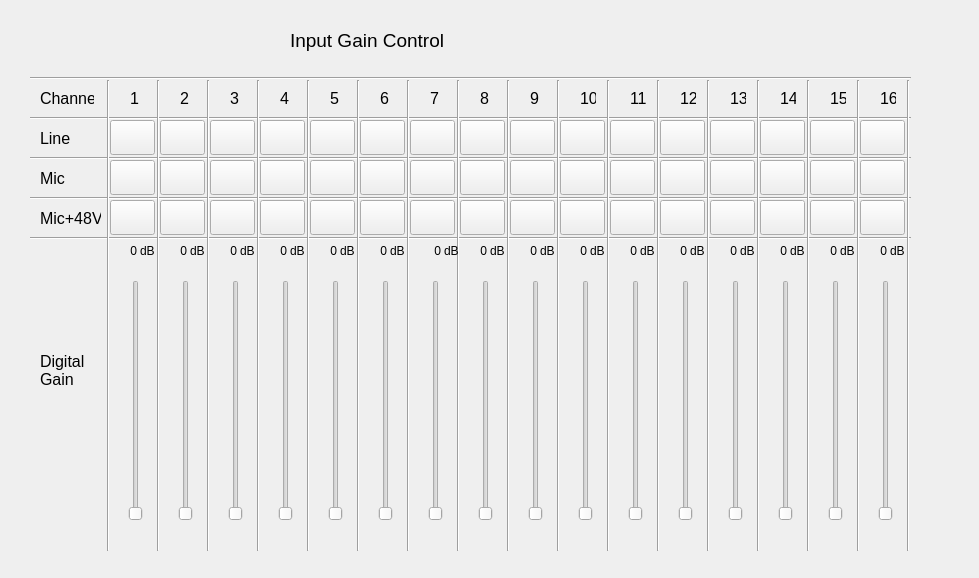
jpcstpj7281/gameseer, file ac1608/inputgainctrlwnd.ui: the form before one commit.
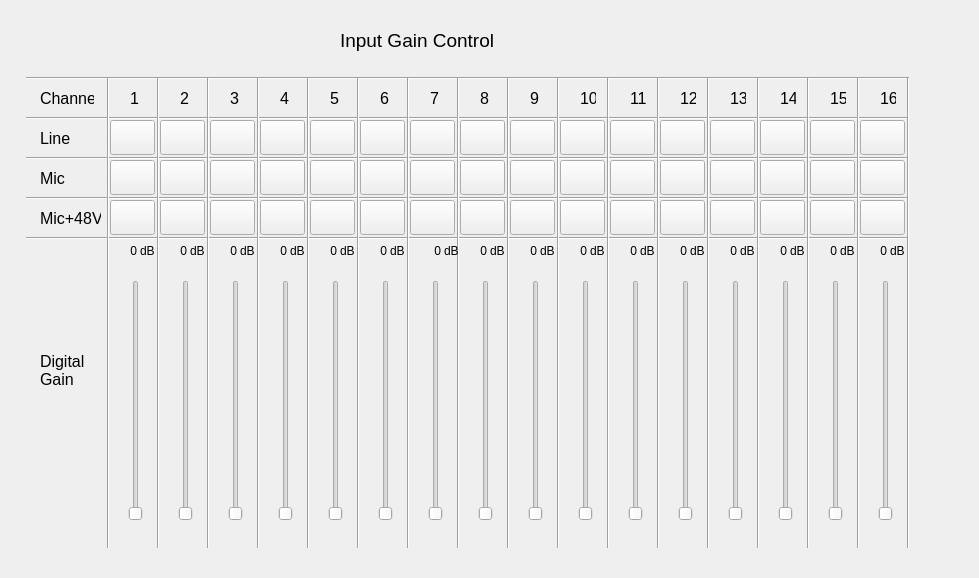
The form after the commit.

```diff
--- a/ac1608/inputgainctrlwnd.ui
+++ b/ac1608/inputgainctrlwnd.ui
@@ -16,7 +16,7 @@
   <widget class="QLabel" name="label">
    <property name="geometry">
     <rect>
-     <x>290</x>
+     <x>340</x>
      <y>30</y>
      <width>201</width>
      <height>21</height>
@@ -34,7 +34,7 @@
   <widget class="Line" name="line">
    <property name="geometry">
     <rect>
-     <x>30</x>
+     <x>26</x>
      <y>70</y>
      <width>881</width>
      <height>16</height>
@@ -426,7 +426,7 @@
   <widget class="Line" name="line_2">
    <property name="geometry">
     <rect>
-     <x>30</x>
+     <x>26</x>
      <y>110</y>
      <width>881</width>
      <height>16</height>
@@ -439,7 +439,7 @@
   <widget class="Line" name="line_3">
    <property name="geometry">
     <rect>
-     <x>30</x>
+     <x>26</x>
      <y>150</y>
      <width>881</width>
      <height>16</height>
@@ -452,7 +452,7 @@
   <widget class="Line" name="line_4">
    <property name="geometry">
     <rect>
-     <x>30</x>
+     <x>26</x>
      <y>190</y>
      <width>881</width>
      <height>16</height>
@@ -465,7 +465,7 @@
   <widget class="Line" name="line_5">
    <property name="geometry">
     <rect>
-     <x>30</x>
+     <x>26</x>
      <y>230</y>
      <width>881</width>
      <height>16</height>
@@ -479,7 +479,7 @@
    <property name="geometry">
     <rect>
      <x>100</x>
-     <y>80</y>
+     <y>77</y>
      <width>16</width>
      <height>471</height>
     </rect>
@@ -492,7 +492,7 @@
    <property name="geometry">
     <rect>
      <x>150</x>
-     <y>80</y>
+     <y>77</y>
      <width>16</width>
      <height>471</height>
     </rect>
@@ -505,7 +505,7 @@
    <property name="geometry">
     <rect>
      <x>200</x>
-     <y>80</y>
+     <y>77</y>
      <width>16</width>
      <height>471</height>
     </rect>
@@ -518,7 +518,7 @@
    <property name="geometry">
     <rect>
      <x>250</x>
-     <y>80</y>
+     <y>77</y>
      <width>16</width>
      <height>471</height>
     </rect>
@@ -531,7 +531,7 @@
    <property name="geometry">
     <rect>
      <x>300</x>
-     <y>80</y>
+     <y>77</y>
      <width>16</width>
      <height>471</height>
     </rect>
@@ -544,7 +544,7 @@
    <property name="geometry">
     <rect>
      <x>350</x>
-     <y>80</y>
+     <y>77</y>
      <width>16</width>
      <height>471</height>
     </rect>
@@ -557,7 +557,7 @@
    <property name="geometry">
     <rect>
      <x>400</x>
-     <y>80</y>
+     <y>77</y>
      <width>16</width>
      <height>471</height>
     </rect>
@@ -570,7 +570,7 @@
    <property name="geometry">
     <rect>
      <x>500</x>
-     <y>80</y>
+     <y>77</y>
      <width>16</width>
      <height>471</height>
     </rect>
@@ -583,7 +583,7 @@
    <property name="geometry">
     <rect>
      <x>850</x>
-     <y>80</y>
+     <y>77</y>
      <width>16</width>
      <height>471</height>
     </rect>
@@ -596,7 +596,7 @@
    <property name="geometry">
     <rect>
      <x>550</x>
-     <y>80</y>
+     <y>77</y>
      <width>16</width>
      <height>471</height>
     </rect>
@@ -609,7 +609,7 @@
    <property name="geometry">
     <rect>
      <x>450</x>
-     <y>80</y>
+     <y>77</y>
      <width>16</width>
      <height>471</height>
     </rect>
@@ -622,7 +622,7 @@
    <property name="geometry">
     <rect>
      <x>700</x>
-     <y>80</y>
+     <y>77</y>
      <width>16</width>
      <height>471</height>
     </rect>
@@ -635,7 +635,7 @@
    <property name="geometry">
     <rect>
      <x>600</x>
-     <y>80</y>
+     <y>77</y>
      <width>16</width>
      <height>471</height>
     </rect>
@@ -648,7 +648,7 @@
    <property name="geometry">
     <rect>
      <x>750</x>
-     <y>80</y>
+     <y>77</y>
      <width>16</width>
      <height>471</height>
     </rect>
@@ -661,7 +661,7 @@
    <property name="geometry">
     <rect>
      <x>650</x>
-     <y>80</y>
+     <y>77</y>
      <width>16</width>
      <height>471</height>
     </rect>
@@ -674,7 +674,7 @@
    <property name="geometry">
     <rect>
      <x>900</x>
-     <y>80</y>
+     <y>77</y>
      <width>16</width>
      <height>471</height>
     </rect>
@@ -687,7 +687,7 @@
    <property name="geometry">
     <rect>
      <x>800</x>
-     <y>80</y>
+     <y>77</y>
      <width>16</width>
      <height>471</height>
     </rect>
```
